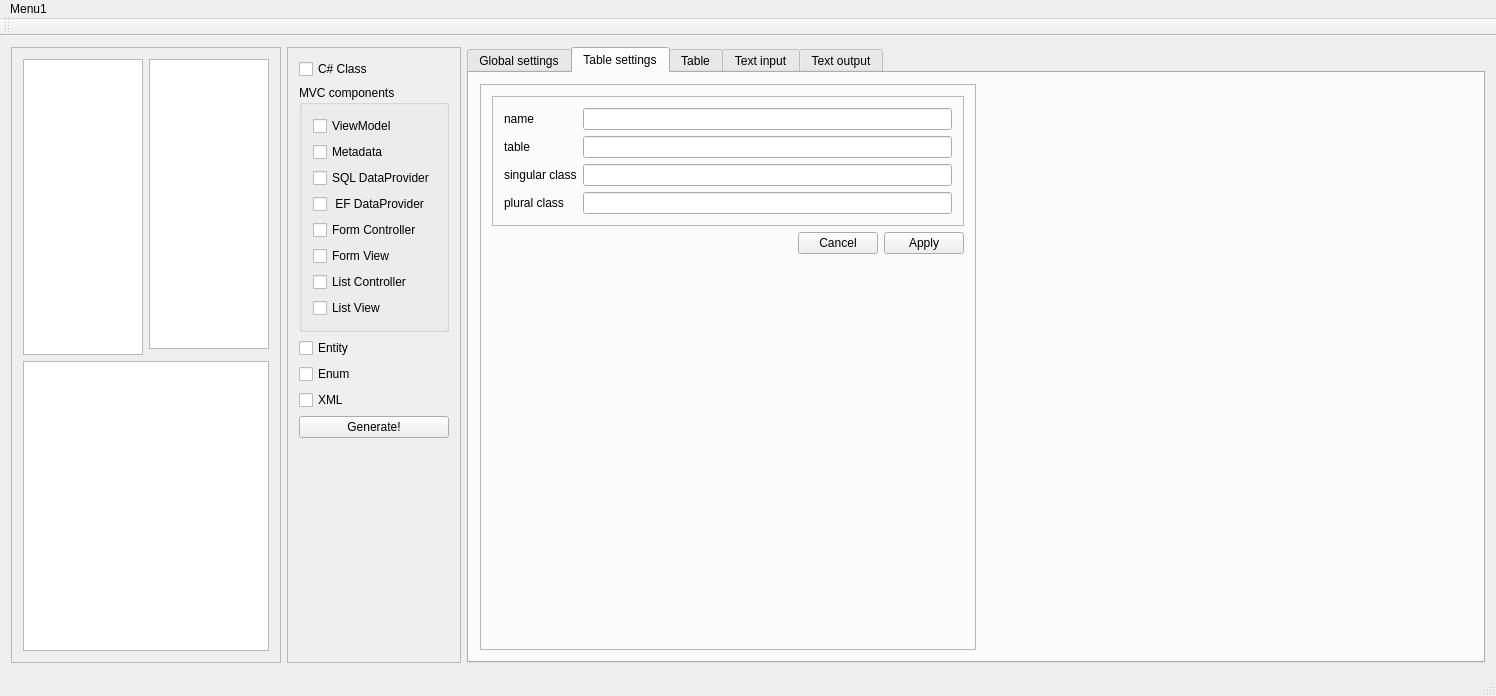
Old version of the form retek2.ui in the repository horvathzoltan/retek2.
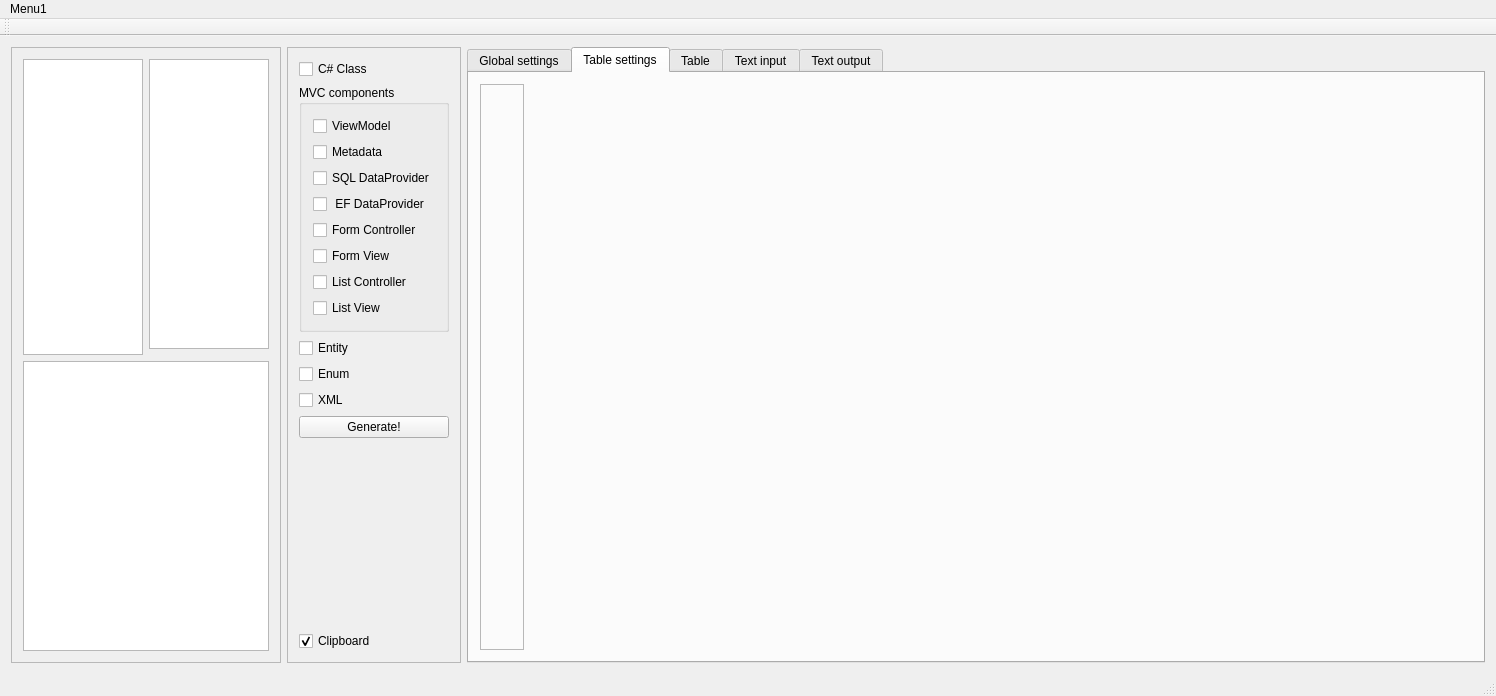
New version of the form. The open tabs and pages were chosen to show the change. Icons and pictures are not drawn.

```diff
--- a/retek2.ui
+++ b/retek2.ui
@@ -308,6 +308,16 @@
          </property>
         </spacer>
        </item>
+       <item>
+        <widget class="QCheckBox" name="checkBox_clipboard">
+         <property name="text">
+          <string>Clipboard</string>
+         </property>
+         <property name="checked">
+          <bool>true</bool>
+         </property>
+        </widget>
+       </item>
       </layout>
      </widget>
     </item>
@@ -859,129 +869,6 @@
            <enum>QFrame::StyledPanel</enum>
           </property>
           <layout class="QVBoxLayout" name="verticalLayout_2">
-           <item>
-            <widget class="QFrame" name="frame_51">
-             <property name="sizePolicy">
-              <sizepolicy hsizetype="Preferred" vsizetype="Preferred">
-               <horstretch>0</horstretch>
-               <verstretch>0</verstretch>
-              </sizepolicy>
-             </property>
-             <property name="minimumSize">
-              <size>
-               <width>0</width>
-               <height>80</height>
-              </size>
-             </property>
-             <property name="frameShape">
-              <enum>QFrame::StyledPanel</enum>
-             </property>
-             <property name="frameShadow">
-              <enum>QFrame::Sunken</enum>
-             </property>
-             <layout class="QFormLayout" name="formLayout_5">
-              <item row="1" column="0">
-               <widget class="QLabel" name="label">
-                <property name="sizePolicy">
-                 <sizepolicy hsizetype="Preferred" vsizetype="Preferred">
-                  <horstretch>0</horstretch>
-                  <verstretch>0</verstretch>
-                 </sizepolicy>
-                </property>
-                <property name="text">
-                 <string>name</string>
-                </property>
-               </widget>
-              </item>
-              <item row="4" column="0">
-               <widget class="QLabel" name="label_4">
-                <property name="sizePolicy">
-                 <sizepolicy hsizetype="Preferred" vsizetype="Preferred">
-                  <horstretch>0</horstretch>
-                  <verstretch>0</verstretch>
-                 </sizepolicy>
-                </property>
-                <property name="minimumSize">
-                 <size>
-                  <width>0</width>
-                  <height>0</height>
-                 </size>
-                </property>
-                <property name="text">
-                 <string>table</string>
-                </property>
-               </widget>
-              </item>
-              <item row="6" column="0">
-               <widget class="QLabel" name="labelConnstring_2">
-                <property name="sizePolicy">
-                 <sizepolicy hsizetype="Preferred" vsizetype="Preferred">
-                  <horstretch>0</horstretch>
-                  <verstretch>0</verstretch>
-                 </sizepolicy>
-                </property>
-                <property name="text">
-                 <string>singular class</string>
-                </property>
-               </widget>
-              </item>
-              <item row="1" column="1">
-               <widget class="QLineEdit" name="lineEdit_name">
-                <property name="sizePolicy">
-                 <sizepolicy hsizetype="Preferred" vsizetype="Preferred">
-                  <horstretch>0</horstretch>
-                  <verstretch>0</verstretch>
-                 </sizepolicy>
-                </property>
-               </widget>
-              </item>
-              <item row="4" column="1">
-               <widget class="QLineEdit" name="lineEdit_tablename">
-                <property name="sizePolicy">
-                 <sizepolicy hsizetype="Preferred" vsizetype="Preferred">
-                  <horstretch>0</horstretch>
-                  <verstretch>0</verstretch>
-                 </sizepolicy>
-                </property>
-               </widget>
-              </item>
-              <item row="6" column="1">
-               <widget class="QLineEdit" name="lineEdit_class_name">
-                <property name="sizePolicy">
-                 <sizepolicy hsizetype="Preferred" vsizetype="Preferred">
-                  <horstretch>0</horstretch>
-                  <verstretch>0</verstretch>
-                 </sizepolicy>
-                </property>
-               </widget>
-              </item>
-              <item row="8" column="1">
-               <widget class="QLineEdit" name="lineEdit_class_name_plural">
-                <property name="sizePolicy">
-                 <sizepolicy hsizetype="Preferred" vsizetype="Preferred">
-                  <horstretch>0</horstretch>
-                  <verstretch>0</verstretch>
-                 </sizepolicy>
-                </property>
-               </widget>
-              </item>
-              <item row="8" column="0">
-               <widget class="QLabel" name="label_5">
-                <property name="text">
-                 <string>plural class</string>
-                </property>
-               </widget>
-              </item>
-             </layout>
-            </widget>
-           </item>
-           <item>
-            <widget class="QDialogButtonBox" name="buttonBox_tableNames">
-             <property name="standardButtons">
-              <set>QDialogButtonBox::Apply|QDialogButtonBox::Cancel</set>
-             </property>
-            </widget>
-           </item>
            <item>
             <spacer name="verticalSpacer_3">
              <property name="orientation">
@@ -1153,7 +1040,7 @@
                   </widget>
                  </item>
                  <item row="0" column="1">
-                  <widget class="QLineEdit" name="lineEdit">
+                  <widget class="QLineEdit" name="lineEdit_name">
                    <property name="sizePolicy">
                     <sizepolicy hsizetype="Expanding" vsizetype="Fixed">
                      <horstretch>0</horstretch>
@@ -1182,7 +1069,7 @@
                   </widget>
                  </item>
                  <item row="1" column="1">
-                  <widget class="QLineEdit" name="lineEdit_3"/>
+                  <widget class="QLineEdit" name="lineEdit_tablename"/>
                  </item>
                  <item row="2" column="0">
                   <widget class="QLabel" name="label_8">
@@ -1192,7 +1079,11 @@
                   </widget>
                  </item>
                  <item row="2" column="1">
-                  <widget class="QLineEdit" name="lineEdit_4"/>
+                  <widget class="QLineEdit" name="lineEdit_class_name">
+                   <property name="text">
+                    <string/>
+                   </property>
+                  </widget>
                  </item>
                  <item row="3" column="0">
                   <widget class="QLabel" name="label_9">
@@ -1202,7 +1093,14 @@
                   </widget>
                  </item>
                  <item row="3" column="1">
-                  <widget class="QLineEdit" name="lineEdit_2"/>
+                  <widget class="QLineEdit" name="lineEdit_class_name_plural"/>
+                 </item>
+                 <item row="4" column="1">
+                  <widget class="QDialogButtonBox" name="buttonBox_tableNames">
+                   <property name="standardButtons">
+                    <set>QDialogButtonBox::Apply|QDialogButtonBox::Cancel</set>
+                   </property>
+                  </widget>
                  </item>
                 </layout>
                </widget>
```
Left out of the diff: 6 changed lines with no effect on the pictures.
